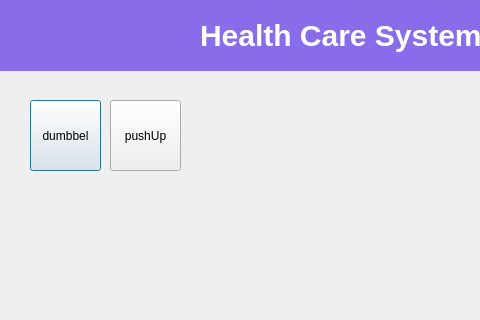
The window that HealthcarePy/ui/MainMenu.ui (93KimYJ/HaniumProject) describes before a commit, drawn with Qt 5; both pictures show x 0 to 480 and y 0 to 320 of the 700 by 500 pixel window.
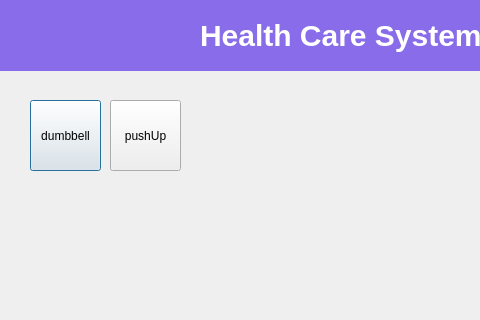
The same window after the commit.

Patch:
```diff
--- a/HealthcarePy/ui/MainMenu.ui
+++ b/HealthcarePy/ui/MainMenu.ui
@@ -23,7 +23,7 @@
     </rect>
    </property>
    <property name="text">
-    <string>dumbbel</string>
+    <string>dumbbell</string>
    </property>
   </widget>
   <widget class="QPushButton" name="pushUpBtn">
```
